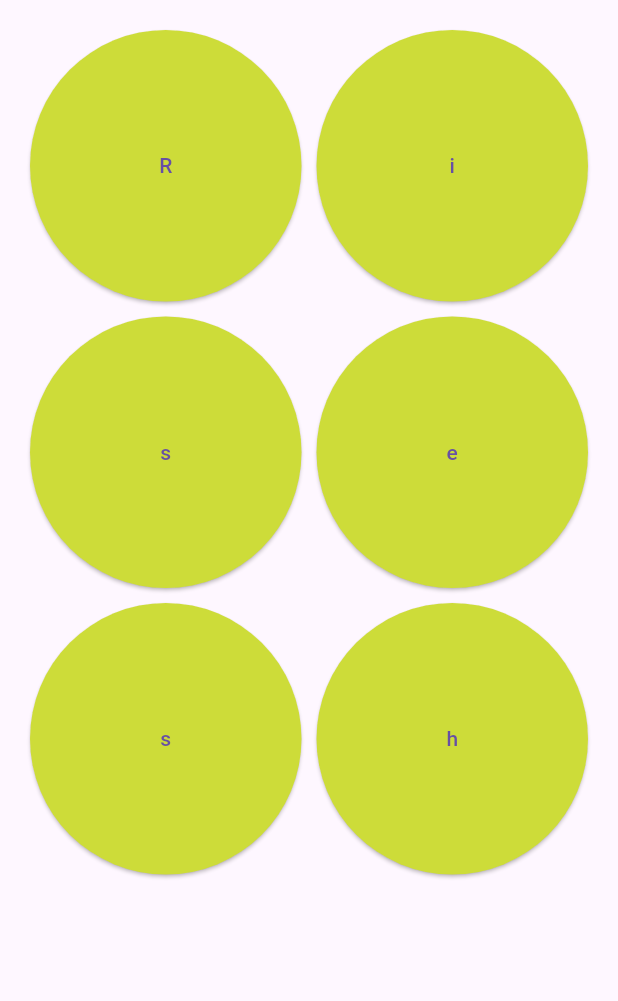
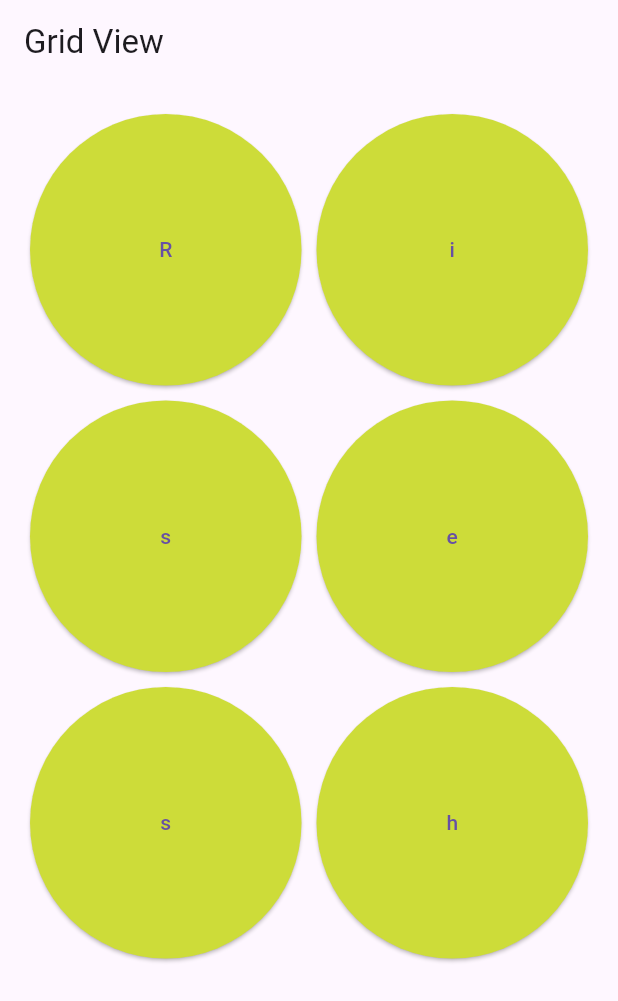
Before and after one commit to RiseshStha/Grid_view, a Flutter app: the screen it shows after launch, on a phone screen of 412 x 824 dp. Shown: the top 1001 px of the screen. Run offline on Flutter 3.47's test engine with Material 3 defaults, Android fonts, the phone set to English and light mode, and no system bars.

Commit message:
Appbar added

```diff
--- a/lib/screens/grid_view_screen.dart
+++ b/lib/screens/grid_view_screen.dart
@@ -1,5 +1,4 @@
 import 'package:flutter/material.dart';
-
 
 class GridViewScreen extends StatefulWidget {
   final String name;
@@ -23,6 +22,9 @@ class _GridViewScreenState extends State<GridViewScreen> {
   @override
   Widget build(BuildContext context) {
     return Scaffold(
+      appBar: AppBar(
+        title: const Text("Grid View"),
+      ),
       body: GridView.count(
         padding: const EdgeInsets.all(20),
         crossAxisSpacing: 10,
@@ -35,7 +37,8 @@ class _GridViewScreenState extends State<GridViewScreen> {
 
   List<Widget> _buildButtons() {
     List<Widget> buttons = [];
-    List<Widget> hiddenButtons = [];  // To store invisible buttons and show them at the end if needed
+    List<Widget> hiddenButtons =
+        []; // To store invisible buttons and show them at the end if needed
 
     for (int index = 0; index < widget.name.length; index++) {
       Widget button = Visibility(
@@ -52,23 +55,23 @@ class _GridViewScreenState extends State<GridViewScreen> {
           },
           style: ButtonStyle(
             backgroundColor: MaterialStateProperty.resolveWith<Color>(
-                  (Set<MaterialState> states) {
+              (Set<MaterialState> states) {
                 if (colorChanged[index]) return Colors.tealAccent;
                 return Colors.lime;
               },
             ),
           ),
         ),
-        replacement: Container(),  // Use an empty container as a placeholder
+        replacement: Container(), // Use an empty container as a placeholder
       );
 
       if (buttonVisible[index]) {
         buttons.add(button);
       } else {
-        hiddenButtons.add(button);  // Collect hidden buttons
+        hiddenButtons.add(button); // Collect hidden buttons
       }
     }
 
-    return buttons + hiddenButtons;  // Add hidden buttons at the end
+    return buttons + hiddenButtons; // Add hidden buttons at the end
   }
 }
```
